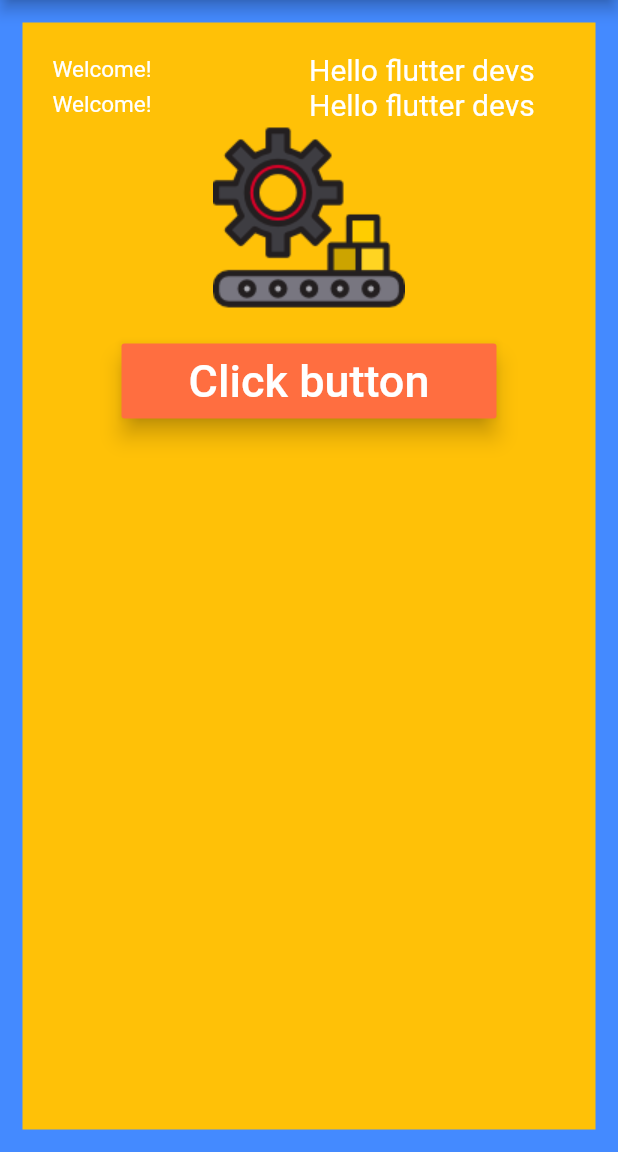
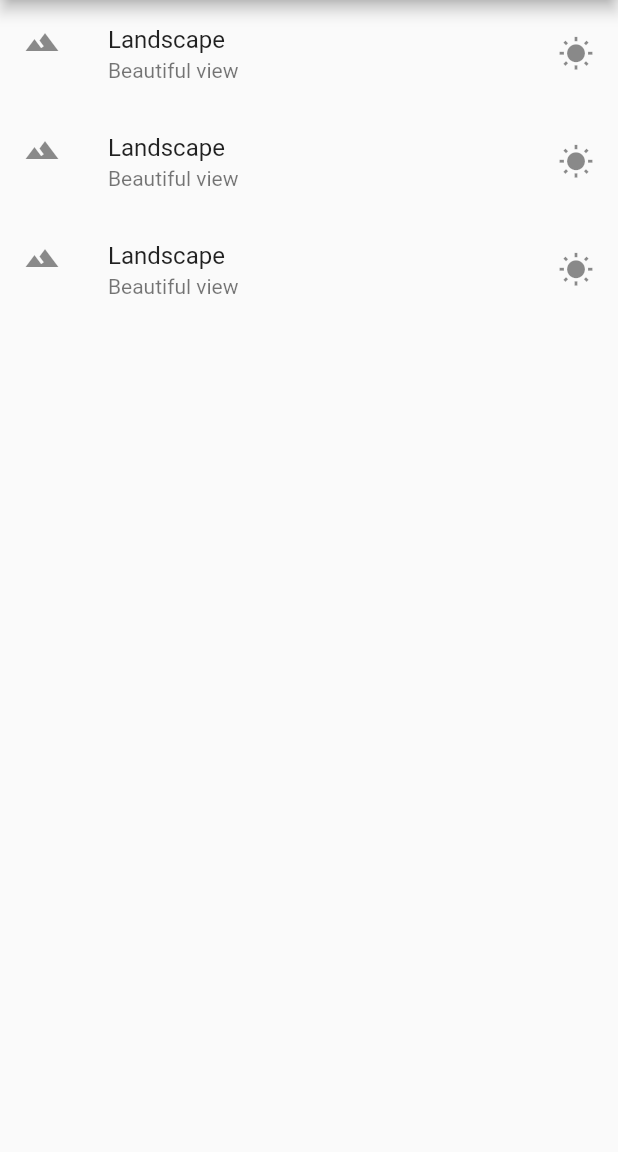
Before and after one commit to Arif-Shahriar028/Flutter_Applications, a Flutter app: the screen it shows after launch, on a phone screen of 412 x 824 dp, the part 84-1236 px from its top. Run offline on Flutter 3.47's test engine with Material 2 defaults, Android fonts, the phone set to English and light mode, and no system bars.

Commit message:
Practise: 3

```diff
--- a/lib/main.dart
+++ b/lib/main.dart
@@ -8,8 +8,35 @@ void main(){
       title: "First App",
       home: Scaffold(
         appBar: AppBar(title: Text("My First App"),),
-        body: FirstScreen()
+        body: getListView()
       ),
     )
   );
 }
+
+Widget getListView(){
+  var listView = ListView(
+    children: <Widget>[
+      ListTile(
+        leading: Icon(Icons.landscape),
+        title: Text("Landscape"),
+        subtitle: Text("Beautiful view"),
+        trailing: Icon(Icons.wb_sunny),
+      ),
+      ListTile(
+        leading: Icon(Icons.landscape),
+        title: Text("Landscape"),
+        subtitle: Text("Beautiful view"),
+        trailing: Icon(Icons.wb_sunny),
+      ),
+      ListTile(
+        leading: Icon(Icons.landscape),
+        title: Text("Landscape"),
+        subtitle: Text("Beautiful view"),
+        trailing: Icon(Icons.wb_sunny),
+      ),
+    ],
+  );
+
+  return listView;
+}
```
